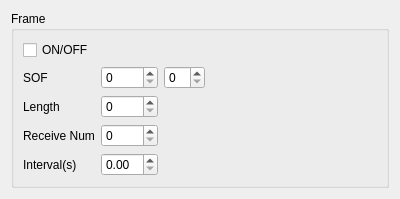
Above: source/wnd/ui/mrqsubuart.ui from ww4u/megarobostudio before the change. Below: the same form after it.
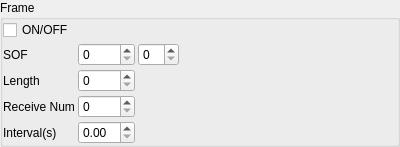
That is the form after the change.

```diff
--- a/source/wnd/ui/mrqsubuart.ui
+++ b/source/wnd/ui/mrqsubuart.ui
@@ -7,19 +7,49 @@
     <x>0</x>
     <y>0</y>
     <width>400</width>
-    <height>170</height>
+    <height>122</height>
    </rect>
   </property>
   <property name="windowTitle">
    <string>Form</string>
   </property>
   <layout class="QVBoxLayout" name="verticalLayout">
+   <property name="spacing">
+    <number>3</number>
+   </property>
+   <property name="leftMargin">
+    <number>0</number>
+   </property>
+   <property name="topMargin">
+    <number>0</number>
+   </property>
+   <property name="rightMargin">
+    <number>0</number>
+   </property>
+   <property name="bottomMargin">
+    <number>0</number>
+   </property>
    <item>
     <widget class="QGroupBox" name="groupBox_2">
      <property name="title">
       <string>Frame</string>
      </property>
      <layout class="QGridLayout" name="gridLayout">
+      <property name="leftMargin">
+       <number>0</number>
+      </property>
+      <property name="topMargin">
+       <number>0</number>
+      </property>
+      <property name="rightMargin">
+       <number>0</number>
+      </property>
+      <property name="bottomMargin">
+       <number>0</number>
+      </property>
+      <property name="spacing">
+       <number>3</number>
+      </property>
       <item row="5" column="2">
        <widget class="QDoubleSpinBox" name="spinInvterval"/>
       </item>
```
